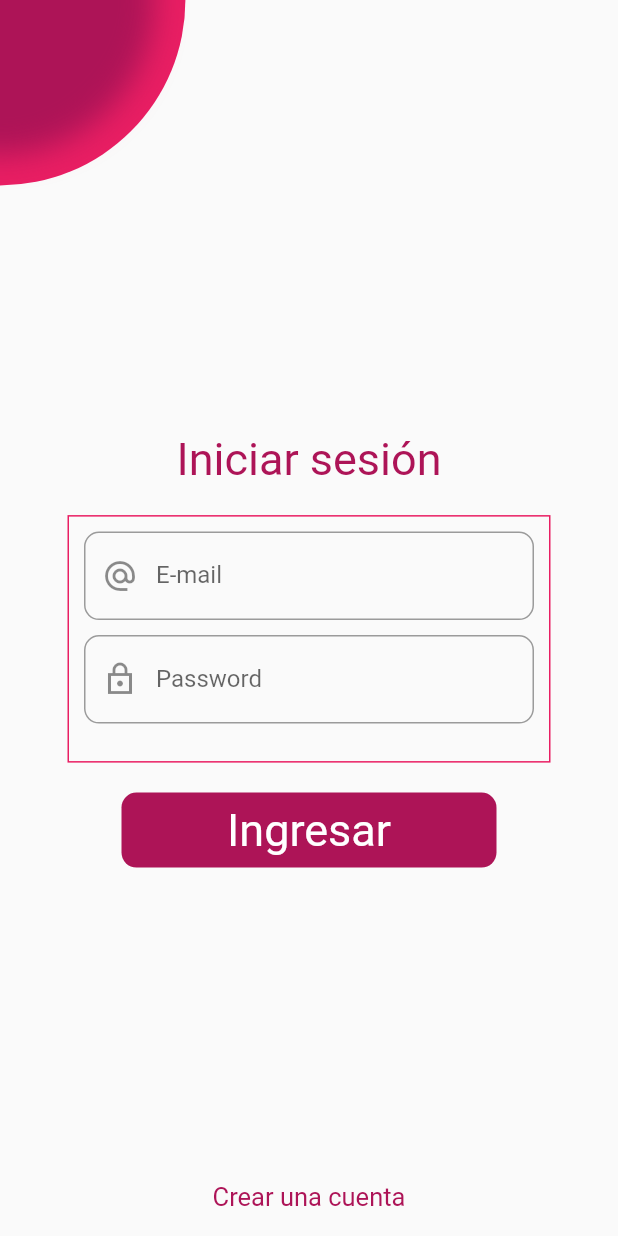
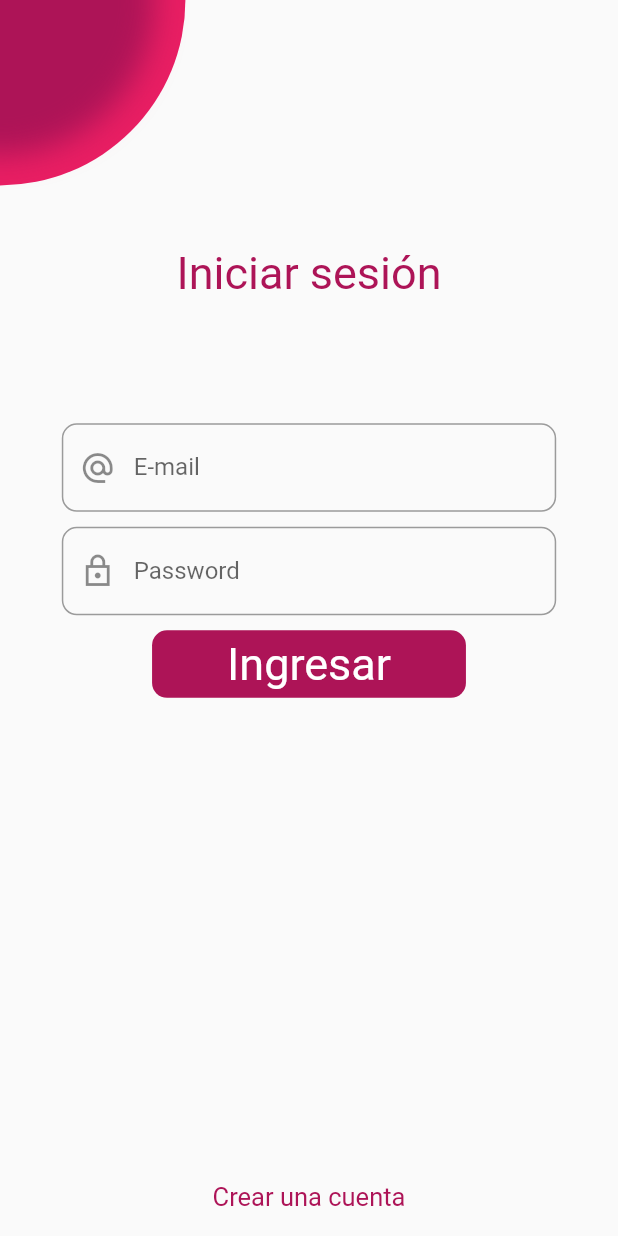
Before and after one commit to agusci21/social_media, a Flutter app: the screen it shows after launch, on a phone screen of 412 x 824 dp. Run offline on Flutter 3.47's test engine with Material 2 defaults, Android fonts, the phone set to English and light mode, and no system bars.

Commit message:
Botones de ingresar con inkwell e inputs del login

```diff
--- a/lib/src/ui/screens/login_register_screens/components/inputs_box.dart
+++ b/lib/src/ui/screens/login_register_screens/components/inputs_box.dart
@@ -7,7 +7,6 @@ class InputsBox extends StatelessWidget {
   final EdgeInsets? margin;
   @override
   Widget build(BuildContext context) {
-
     final size = MediaQuery.of(context).size;
     return Container(
       margin: margin ??
--- /dev/null
+++ b/lib/src/ui/screens/login_register_screens/components/login_register_bottom.dart
@@ -0,0 +1,22 @@
+import 'package:flutter/material.dart';
+
+class LoginRegisterBottom extends StatelessWidget {
+  const LoginRegisterBottom({Key? key}) : super(key: key);
+
+  @override
+  Widget build(BuildContext context) {
+    return InkWell(
+      onTap: () {}, //TODO crear accion y parametrizar
+      child: Ink(
+        padding: const EdgeInsets.symmetric(horizontal: 50, vertical: 5),
+        decoration: BoxDecoration(
+            color: Colors.pink.shade800,
+            borderRadius: BorderRadius.circular(10)),
+        child: const Text(
+          'Ingresar',
+          style: TextStyle(color: Colors.white, fontSize: 30),
+        ),
+      ),
+    );
+  }
+}
--- /dev/null
+++ b/lib/src/ui/screens/login_register_screens/components/login_register_input.dart
@@ -0,0 +1,33 @@
+import 'package:flutter/material.dart';
+
+class LoginRegisterInput extends StatefulWidget {
+  const LoginRegisterInput(
+      {required this.labelText, this.controller, this.prefixIcon, Key? key})
+      : super(key: key);
+  final String labelText;
+  final Widget? prefixIcon;
+  final TextEditingController? controller;
+
+  @override
+  State<LoginRegisterInput> createState() => _LoginRegisterInputState();
+}
+
+class _LoginRegisterInputState extends State<LoginRegisterInput> {
+  @override
+  Widget build(BuildContext context) {
+    final size = MediaQuery.of(context).size;
+    return Container(
+      width: size.width * .8,
+      margin: EdgeInsets.only(
+          bottom: 10, left: size.width * .05, right: size.width * .05),
+      child: TextField(
+        controller: widget.controller,
+        decoration: InputDecoration(
+          labelText: widget.labelText,
+          border: OutlineInputBorder(borderRadius: BorderRadius.circular(10)),
+          prefixIcon: widget.prefixIcon,
+        ),
+      ),
+    );
+  }
+}
--- a/lib/src/ui/screens/login_register_screens/login_screen/login_screen.dart
+++ b/lib/src/ui/screens/login_register_screens/login_screen/login_screen.dart
@@ -1,6 +1,8 @@
 import 'package:flutter/material.dart';
 import 'package:social_media/src/ui/screens/login_register_screens/components/backgrounded_scaffold.dart';
 import 'package:social_media/src/ui/screens/login_register_screens/components/inputs_box.dart';
+import 'package:social_media/src/ui/screens/login_register_screens/components/login_register_bottom.dart';
+import 'package:social_media/src/ui/screens/login_register_screens/components/login_register_input.dart';
 
 import 'package:social_media/src/ui/screens/login_register_screens/login_screen/components/login_background.dart';
 
@@ -10,30 +12,7 @@ class LoginScreen extends StatelessWidget {
   @override
   Widget build(BuildContext context) {
     final size = MediaQuery.of(context).size;
-    final inputs = [
-      Container(
-        width: 300,
-        margin: const EdgeInsets.only(bottom: 10),
-        child: TextField(
-          decoration: InputDecoration(
-              labelText: 'E-mail',
-              border:
-                  OutlineInputBorder(borderRadius: BorderRadius.circular(10)),
-              prefixIcon: const Icon(Icons.alternate_email_sharp)),
-        ),
-      ),
-      Container(
-        width: 300,
-        margin: const EdgeInsets.only(bottom: 15),
-        child: TextField(
-          decoration: InputDecoration(
-              labelText: 'Password',
-              border:
-                  OutlineInputBorder(borderRadius: BorderRadius.circular(10)),
-              prefixIcon: const Icon(Icons.lock_outline_sharp)),
-        ),
-      ),
-    ];
+
     return BackgroundedScaffold(
       background: const LoginBackGround(),
       floatingActionButton: Text(
@@ -43,29 +22,24 @@ class LoginScreen extends StatelessWidget {
       floatingActionButtonLocation: FloatingActionButtonLocation.centerFloat,
       children: [
         SizedBox(
-          height: size.height * .35,
+          height: size.height * .2,
         ),
         Text(
           'Iniciar sesión',
           style: TextStyle(color: Colors.pink.shade800, fontSize: 30),
         ),
-        InputsBox(
-          inputs: inputs,
-          margin: const EdgeInsets.only(top: 20, bottom: 20),
+        SizedBox(
+          height: size.height * .1,
         ),
-        Container(
-          margin: const EdgeInsets.only(bottom: 40),
-          alignment: Alignment.center,
-          width: 250,
-          height: 50,
-          decoration: BoxDecoration(
-              color: Colors.pink.shade800,
-              borderRadius: BorderRadius.circular(10)),
-          child: const Text(
-            'Ingresar',
-            style: TextStyle(color: Colors.white, fontSize: 30),
-          ),
+        const LoginRegisterInput(
+          labelText: 'E-mail',
+          prefixIcon: Icon(Icons.alternate_email),
         ),
+        const LoginRegisterInput(
+          labelText: 'Password',
+          prefixIcon: Icon(Icons.lock_outline_sharp),
+        ),
+        const LoginRegisterBottom()
       ],
     );
   }
```
